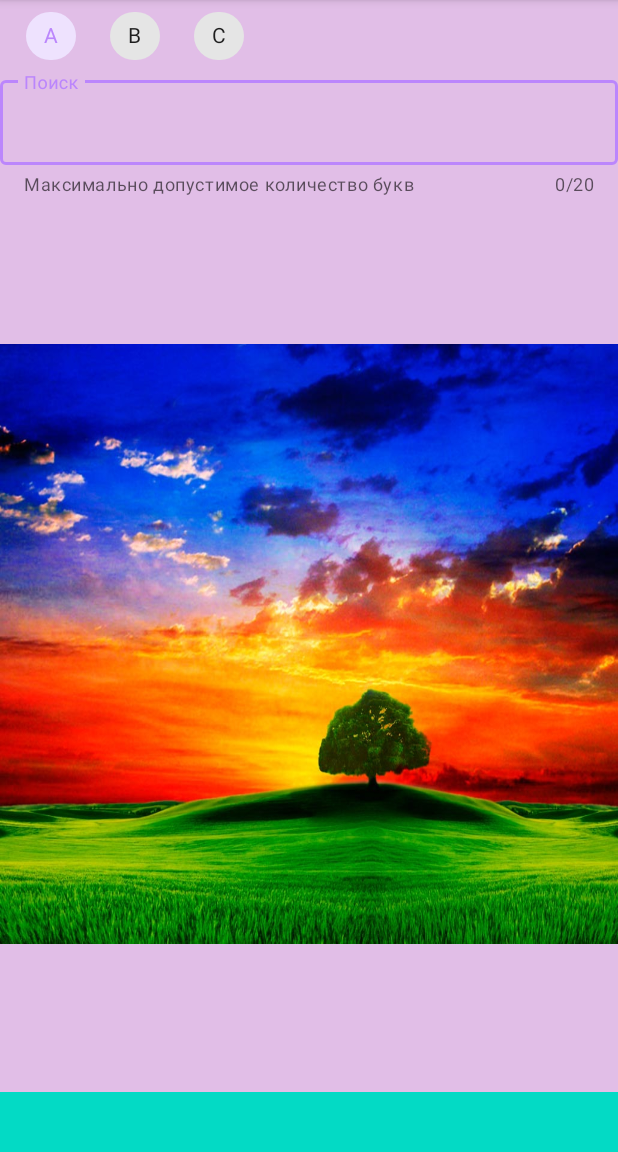
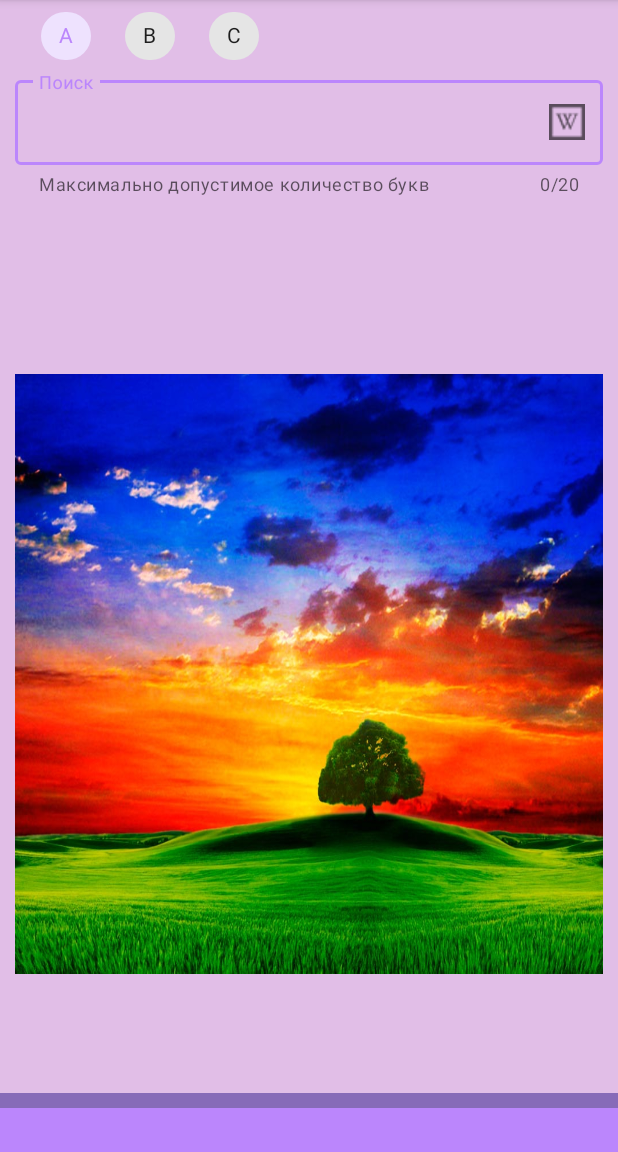
Before and after one commit to Tati1909/MaterialDesign, an Android app: the screen it shows after launch (MainActivity), on a phone screen of 412 x 824 dp, the part 84-1236 px from its top. Run offline under Robolectric (Android 15) with nearby library versions, the phone set to English and light mode, and no system bars; pictures from the network do not load.

Commit message:
Добавила BottomSheet c описанием картинки на экране. BottomSheet можно разворачивать и сворачивать

```diff
--- a/app/src/main/java/com/example/materialdesign/view/PictureOfTheDayFragment.kt
+++ b/app/src/main/java/com/example/materialdesign/view/PictureOfTheDayFragment.kt
@@ -1,7 +1,8 @@
 package com.example.materialdesign.view
 
+import android.content.Intent
+import android.net.Uri
 import android.os.Bundle
-import android.util.Log
 import android.view.LayoutInflater
 import android.view.View
 import android.view.ViewGroup
@@ -19,6 +20,9 @@ class PictureOfTheDayFragment : Fragment() {
     private val binding: FragmentPictureOfTheDayBinding get() = _binding!!
 
     private val viewModel by lazy { ViewModelProvider(this).get(PictureViewModel::class.java) }
+    //Определим переменную типа BottomSheetBehaviour. В качестве generic передаём тип контейнера
+    //нашего BottomSheet. Этот instance будет управлять нашей нижней панелью.
+    private lateinit var bottomSheetBehavior: BottomSheetBehavior<FrameLayout>
 
     override fun onCreateView(
         inflater: LayoutInflater,
@@ -33,9 +37,12 @@ class PictureOfTheDayFragment : Fragment() {
         super.onViewCreated(view, savedInstanceState)
 
         viewModel.requestPicture()
+
         binding.apply {
-            viewModel.PictureDTO.observe(viewLifecycleOwner) { picture ->
-                textView.text = picture.explanation
+            //объяснение (описание галактики) будет загружаться в bottomSheet
+            viewModel.PictureDTO.observe(viewLifecycleOwner)
+            { picture ->
+                textViewBottomSheet.text = picture.explanation
 
                 if (picture.isImage) {
                     Glide.with(root)
@@ -57,21 +64,30 @@ class PictureOfTheDayFragment : Fragment() {
                 )
             }
 
-/*            val bottomSheetBehavior: BottomSheetBehavior<FrameLayout> = BottomSheetBehavior.from(bottomSheetFrameLayout)
+            //вводим слово в inputLayout и посылаем запрос в википедию, нажав на иконку W
+            inputLayout.setEndIconOnClickListener {
+                startActivity(Intent(Intent.ACTION_VIEW).apply {
+                    data =
+                        Uri.parse("https://en.wikipedia.org/wiki/${inputEditText.text.toString()}")
+                })
+            }
+
+           //Здесь мы передаем наш bottomSheetFrameLayout
+            bottomSheetBehavior = BottomSheetBehavior.from(bottomSheetFrameLayout)
+            // Сразу укажем его состояние (свёрнутое, но не скрытое):
             bottomSheetBehavior.state = BottomSheetBehavior.STATE_COLLAPSED
+
             bottomSheetFrameLayout.setOnClickListener {
                 bottomSheetBehavior.state = when (bottomSheetBehavior.state) {
                     BottomSheetBehavior.STATE_COLLAPSED -> BottomSheetBehavior.STATE_EXPANDED
                     BottomSheetBehavior.STATE_EXPANDED -> BottomSheetBehavior.STATE_COLLAPSED
                     else -> BottomSheetBehavior.STATE_EXPANDED
                 }
-
-                Log.d(TAG, "onViewCreated() called state = ${bottomSheetBehavior.state}")
-            } */
+            }
         }
     }
 
     companion object{
-        const val TAG = "@@PictureFragment"
+        const val TAG = "@@PictureOfTheDayFragment"
     }
 }
--- a/app/src/main/res/layout/fragment_picture_of_the_day.xml
+++ b/app/src/main/res/layout/fragment_picture_of_the_day.xml
@@ -1,10 +1,17 @@
 <?xml version="1.0" encoding="utf-8"?>
-<androidx.constraintlayout.widget.ConstraintLayout xmlns:android="http://schemas.android.com/apk/res/android"
+<androidx.coordinatorlayout.widget.CoordinatorLayout xmlns:android="http://schemas.android.com/apk/res/android"
     xmlns:app="http://schemas.android.com/apk/res-auto"
     xmlns:tools="http://schemas.android.com/tools"
     android:layout_width="match_parent"
     android:layout_height="match_parent"
     android:background="@color/purple_100">
+
+    <androidx.constraintlayout.widget.ConstraintLayout
+        android:id="@+id/main"
+        android:layout_width="match_parent"
+        android:layout_height="match_parent"
+        android:paddingStart="10dp"
+        android:paddingEnd="10dp">
 
         <com.google.android.material.chip.ChipGroup
             android:id="@+id/chip_group"
@@ -47,6 +54,9 @@
             android:hint="@string/search_wiki"
             app:counterEnabled="true"
             app:counterMaxLength="20"
+            app:endIconCheckable="true"
+            app:endIconDrawable="@drawable/ic_wikipedia"
+            app:endIconMode="custom"
             app:helperText="@string/wiki_helper_text"
             app:layout_constraintBottom_toTopOf="@+id/input_edit_text"
             app:layout_constraintEnd_toEndOf="parent"
@@ -67,27 +77,36 @@
             android:layout_width="match_parent"
             android:layout_height="@dimen/town_header_height"
             android:layout_gravity="center"
+            android:contentDescription="@string/photo_of_the_day_stub"
             android:scaleType="fitXY"
-        android:contentDescription="@string/photo_of_the_day_stub"
-        app:layout_constraintBottom_toTopOf="@+id/bottom_sheet_frame_layout"
+            app:layout_constraintBottom_toBottomOf="parent"
             app:layout_constraintTop_toBottomOf="@+id/input_layout"
             app:srcCompat="@drawable/ic_no_photo_vector"
             tools:ignore="MissingConstraints,NotSibling" />
+    </androidx.constraintlayout.widget.ConstraintLayout>
 
     <FrameLayout
         android:id="@+id/bottom_sheet_frame_layout"
         android:layout_width="match_parent"
         android:layout_height="wrap_content"
-        android:background="@color/teal_200"
+        android:background="@color/purple_200"
         app:behavior_hideable="true"
         app:behavior_peekHeight="50dp"
-        app:layout_behavior="com.google.android.material.bottomsheet.BottomSheetBehavior"
-        app:layout_constraintBottom_toBottomOf="parent">
+        app:layout_behavior="com.google.android.material.bottomsheet.BottomSheetBehavior">
+
+        <View
+            android:id="@+id/bottom_sheet_line"
+            android:layout_width="match_parent"
+            android:layout_height="10dp"
+            android:background="#663b4351"
+            app:layout_constraintEnd_toEndOf="parent"
+            app:layout_constraintStart_toStartOf="parent" />
 
         <TextView
-            android:id="@+id/text_view"
+            android:id="@+id/text_view_bottom_sheet"
             android:layout_width="match_parent"
-            android:layout_height="20dp"
+            android:layout_height="wrap_content"
             android:layout_margin="@dimen/margin" />
     </FrameLayout>
-</androidx.constraintlayout.widget.ConstraintLayout>
+
+</androidx.coordinatorlayout.widget.CoordinatorLayout>
```
Also changed, not shown: app/src/main/java/com/example/materialdesign/model/PictureDTO.kt (+7 -0 lines), app/src/main/res/layout/bottom_sheet_layout.xml (added, +46 -0 lines), app/src/main/res/drawable/ic_wikipedia.png (added). Lines whose indentation alone changed are shown as unchanged.
